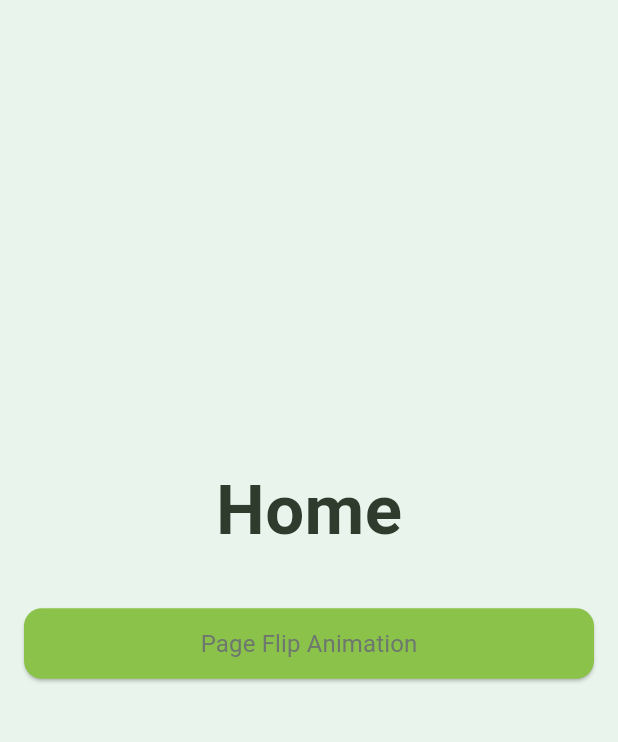
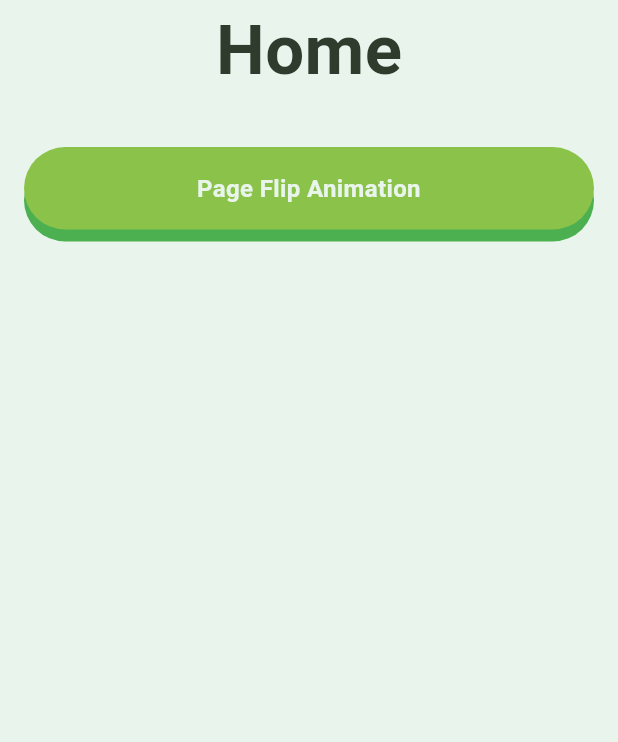
Before and after one commit to jatulya/flutter-learning, a Flutter app: the screen it shows after launch, on a phone screen of 412 x 824 dp, the part 84-826 px from its top. Run offline on Flutter 3.47's test engine with Material 3 defaults, Android fonts, the phone set to English and light mode, and no system bars; our stand-ins replace dio, event_bus, flutter_bloc, flutter_dotenv, fluttertoast, get_it and 2 more.

Commit message:
fix: merge pushable button (#27)

```diff
--- /dev/null
+++ b/practice_flutter/lib/app/common/widgets/pushable_button.dart
@@ -0,0 +1,61 @@
+import 'package:flutter/material.dart';
+import 'package:practice_flutter/app/common/exports.dart';
+
+class PushableButton extends StatefulWidget {
+  final VoidCallback onPressed;
+  final String text;
+
+  const PushableButton({
+    super.key,
+    required this.onPressed,
+    required this.text,
+  });
+
+  @override
+  State<PushableButton> createState() => _PushableButtonState();
+}
+
+class _PushableButtonState extends State<PushableButton> {
+  bool _isPressed = false;
+
+  @override
+  Widget build(BuildContext context) {
+    return GestureDetector(
+      onTapDown: (_) => setState(() => _isPressed = true),
+      onTapUp: (_) => setState(() => _isPressed = false),
+      onTapCancel: () => setState(() => _isPressed = false),
+      onTap: widget.onPressed,
+      child: AnimatedContainer(
+        duration: const Duration(milliseconds: 90),
+        curve: Curves.easeOut,
+        transform: Matrix4.translationValues(0, _isPressed ? 10 : 0, 0),
+        decoration: BoxDecoration(
+          color: AppColors.lightPrimary,
+          borderRadius: BorderRadius.circular(AppSpacing.xl),
+          boxShadow: _isPressed
+              ? []
+              : [
+                  const BoxShadow(
+                    color: AppColors.darkAccent,
+                    offset: Offset(0, 8),
+                    blurRadius: 0,
+                  ),
+                ],
+        ),
+        padding: const EdgeInsets.symmetric(
+          vertical: AppSpacing.md,
+          horizontal: AppSpacing.lg,
+        ),
+        child: Text(
+          widget.text,
+          textAlign: TextAlign.center,
+          style: const TextStyle(
+            color: AppColors.lightBackground,
+            fontWeight: FontWeight.w600,
+            fontSize: 16,
+          ),
+        ),
+      ),
+    );
+  }
+}
--- a/practice_flutter/lib/app/modules/homescreen.dart
+++ b/practice_flutter/lib/app/modules/homescreen.dart
@@ -2,6 +2,7 @@ import 'package:flutter/material.dart';
 import 'package:practice_flutter/app/common/constants/constant_values.dart';
 import 'package:practice_flutter/app/common/exports.dart';
 import 'package:practice_flutter/app/common/extensions.dart';
+import 'package:practice_flutter/app/common/widgets/pushable_button.dart';
 
 class HomeScreen extends StatelessWidget {
   const HomeScreen({super.key});
@@ -13,13 +14,12 @@ class HomeScreen extends StatelessWidget {
         title: Text(AppStrings.appTitle.translate()),
         centerTitle: true,
       ),
-      body: Center(
-        child: Column(
+      body: Column(
         mainAxisSize: MainAxisSize.min,
         children: [
           // Heading
           Text(AppStrings.home.translate(), style: AppTextStyles.title46),
-            const SizedBox(height: 24),
+          const SizedBox(height: AppSpacing.lg),
           // Button
           ListView.builder(
             shrinkWrap: true,
@@ -28,24 +28,20 @@ class HomeScreen extends StatelessWidget {
               final item = homeButtons[index];
               return Padding(
                 padding: const EdgeInsets.symmetric(
-                    vertical: 8.0,
-                    horizontal: 16.0,
+                  vertical: AppSpacing.sm,
+                  horizontal: AppSpacing.md,
                 ),
-                  child: ElevatedButton(
+                child: PushableButton(
+                  text: item.buttonName,
                   onPressed: () {
                     Navigator.pushNamed(context, item.buttonNavigation);
                   },
-                    child: Text(
-                      item.buttonName,
-                      style: AppTextStyles.lightBody,
-                    ),
                 ),
               );
             },
           ),
         ],
       ),
-      ),
     );
   }
 }
--- a/practice_flutter/lib/app/modules/page_flip/widgets/dark_page.dart
+++ b/practice_flutter/lib/app/modules/page_flip/widgets/dark_page.dart
@@ -27,6 +27,17 @@ class DarkPage extends StatelessWidget {
             crossAxisAlignment: CrossAxisAlignment.center,
             mainAxisAlignment: MainAxisAlignment.spaceBetween,
             children: [
+              GestureDetector(
+                onTap: () {
+                  Navigator.pop(context);
+                },
+                child: const Icon(
+                  Icons.arrow_back,
+                  color: AppColors.darkTextPrimary,
+                  size: AppSpacing.lg,
+                ),
+              ),
+              const SizedBox(width: AppSpacing.md),
               Expanded(
                 child: Text(
                   AppStrings.pageFlipDarkCardHeading.translate(),
--- a/practice_flutter/lib/app/modules/page_flip/widgets/light_page.dart
+++ b/practice_flutter/lib/app/modules/page_flip/widgets/light_page.dart
@@ -27,6 +27,17 @@ class LightPage extends StatelessWidget {
             crossAxisAlignment: CrossAxisAlignment.center,
             mainAxisAlignment: MainAxisAlignment.spaceBetween,
             children: [
+              GestureDetector(
+                onTap: () {
+                  Navigator.pop(context);
+                },
+                child: const Icon(
+                  Icons.arrow_back,
+                  color: AppColors.lightTextPrimary,
+                  size: AppSpacing.lg,
+                ),
+              ),
+              const SizedBox(width: AppSpacing.md),
               Expanded(
                 child: Text(
                   AppStrings.pageFlipLightCardHeading.translate(),
```
Also changed, not shown: practice_flutter/lib/app/common/widgets/new_widgets.dart (deleted). Lines whose indentation alone changed are shown as unchanged.
